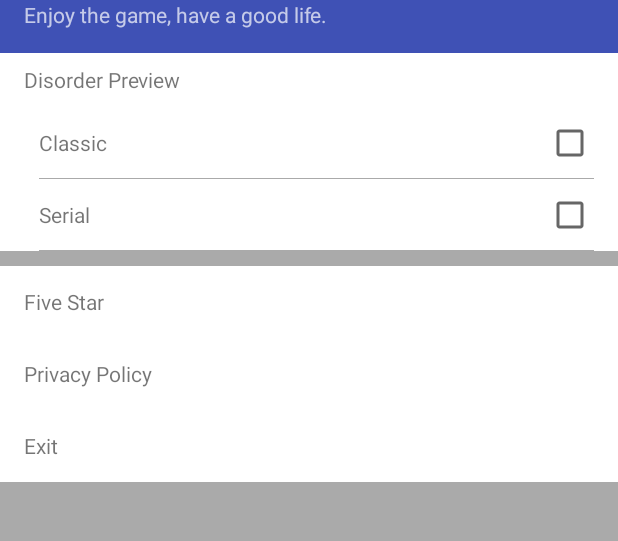
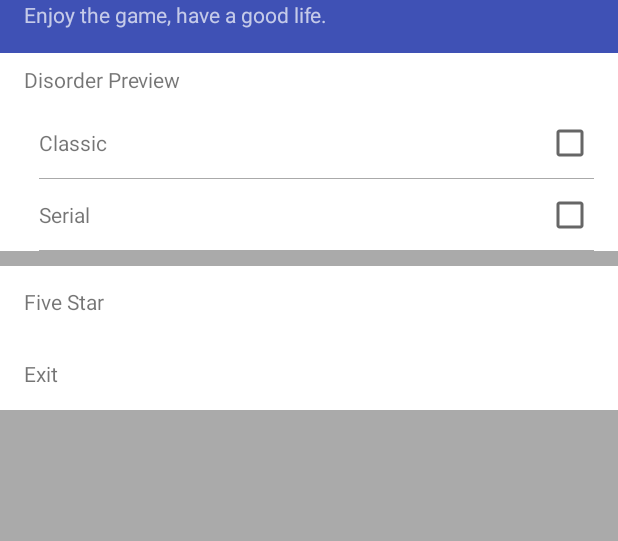
Before and after one commit to kangzongzhan/PicturePuzzle, an Android app: the layout fragment_side_navigation.xml on its own in the app's theme, with its tools: preview values and no code run, on a phone screen of 412 x 824 dp, the part 187-728 px from its top. Run offline under Robolectric (Android 15) with nearby library versions, the phone set to English and light mode, and no system bars.

Commit message:
hide privacy policy

```diff
--- a/app/src/main/res/layout/fragment_side_navigation.xml
+++ b/app/src/main/res/layout/fragment_side_navigation.xml
@@ -129,22 +129,22 @@
         </LinearLayout>
 
         <!-- Privacy Policy -->
-        <LinearLayout
-            android:layout_width="match_parent"
-            android:layout_height="@dimen/setting_item_height"
-            android:paddingStart="@dimen/common_padding"
-            android:paddingLeft="@dimen/common_padding"
-            android:paddingEnd="@dimen/common_padding"
-            android:paddingRight="@dimen/common_padding"
-            android:gravity="center_vertical"
-            android:background="@drawable/item_background">
-            <TextView
-                android:id="@+id/privacyPolicy"
-                android:layout_width="match_parent"
-                android:layout_height="match_parent"
-                android:gravity="center|start"
-                android:text="@string/privacy_policy"/>
-        </LinearLayout>
+        <!--<LinearLayout-->
+            <!--android:layout_width="match_parent"-->
+            <!--android:layout_height="@dimen/setting_item_height"-->
+            <!--android:paddingStart="@dimen/common_padding"-->
+            <!--android:paddingLeft="@dimen/common_padding"-->
+            <!--android:paddingEnd="@dimen/common_padding"-->
+            <!--android:paddingRight="@dimen/common_padding"-->
+            <!--android:gravity="center_vertical"-->
+            <!--android:background="@drawable/item_background">-->
+            <!--<TextView-->
+                <!--android:id="@+id/privacyPolicy"-->
+                <!--android:layout_width="match_parent"-->
+                <!--android:layout_height="match_parent"-->
+                <!--android:gravity="center|start"-->
+                <!--android:text="@string/privacy_policy"/>-->
+        <!--</LinearLayout>-->
 
         <!-- Exit Game -->
         <LinearLayout
```
